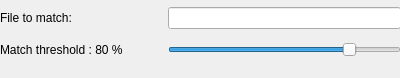
Qt form Design/Match_img.ui (Kanter666/Botter) before a commit.
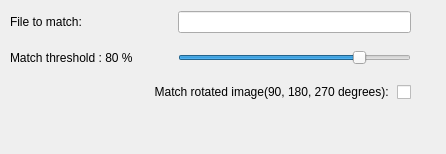
The same form after that commit.

Commit message: Matching image with 90degree rotations

The edit to the form file:
```diff
--- a/Design/Match_img.ui
+++ b/Design/Match_img.ui
@@ -6,8 +6,8 @@
    <rect>
     <x>0</x>
     <y>0</y>
-    <width>400</width>
-    <height>78</height>
+    <width>446</width>
+    <height>154</height>
    </rect>
   </property>
   <property name="windowTitle">
@@ -16,10 +16,10 @@
   <widget class="QWidget" name="gridLayoutWidget">
    <property name="geometry">
     <rect>
-     <x>0</x>
+     <x>10</x>
      <y>0</y>
      <width>401</width>
-     <height>64</height>
+     <height>115</height>
     </rect>
    </property>
    <layout class="QGridLayout" name="gridLayout">
@@ -68,6 +68,16 @@
       </property>
      </widget>
     </item>
+    <item row="2" column="0" colspan="2">
+     <widget class="QCheckBox" name="rotate_chb">
+      <property name="layoutDirection">
+       <enum>Qt::RightToLeft</enum>
+      </property>
+      <property name="text">
+       <string>Match rotated image(90, 180, 270 degrees): </string>
+      </property>
+     </widget>
+    </item>
    </layout>
   </widget>
  </widget>
```
The commit also changes 2 other files.
